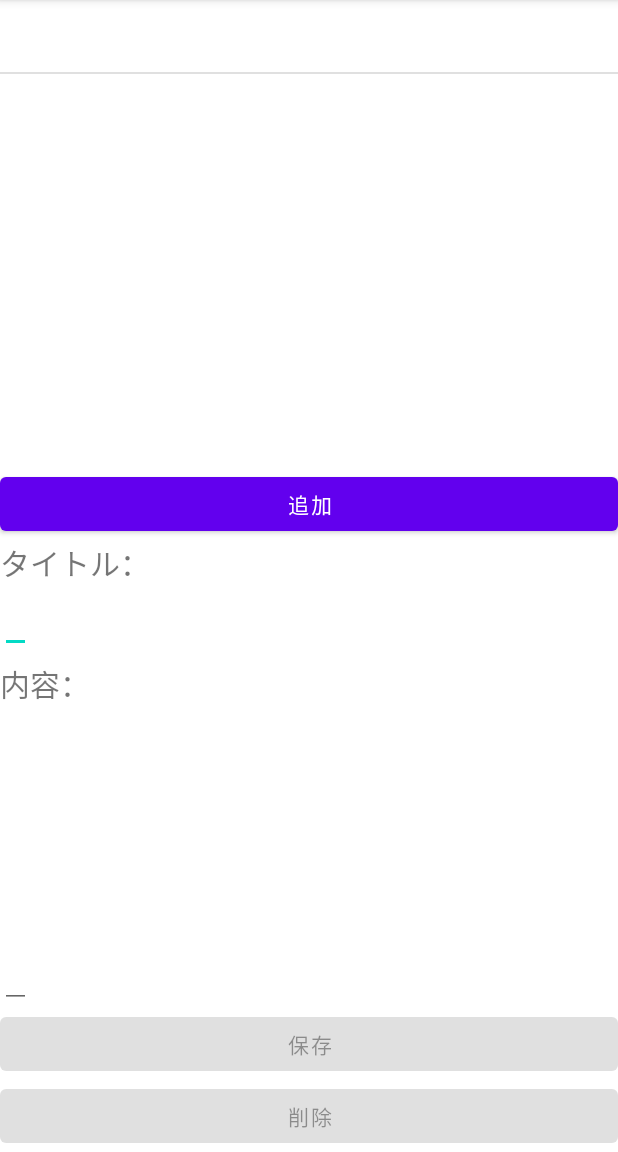
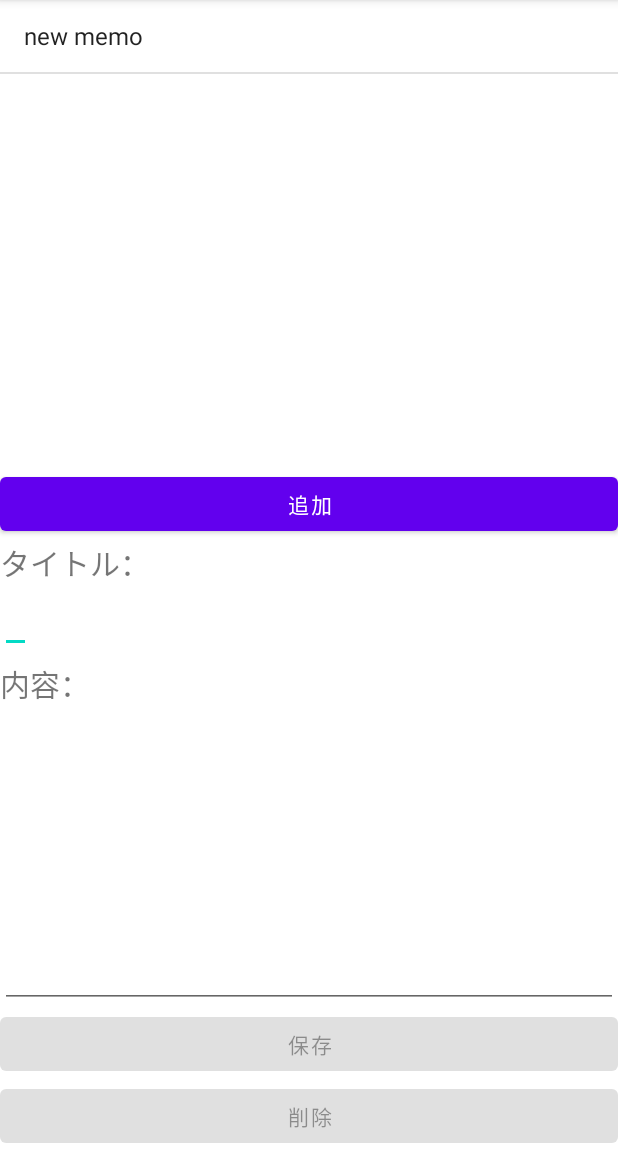
Before and after one commit to c011825019/MemoApplication, an Android app: the screen it shows after launch (MainActivity), after a tap on "保存", on a phone screen of 412 x 824 dp, the part 84-1236 px from its top. Run offline under Robolectric (Android 15) with nearby library versions, the phone set to English and light mode, and no system bars; 1 other tap on this screen came first.

Commit message:
保存機能修正

```diff
--- a/app/src/main/java/com/example/memoapplication/MainActivity.java
+++ b/app/src/main/java/com/example/memoapplication/MainActivity.java
@@ -82,7 +82,7 @@ public class MainActivity extends AppCompatActivity {
             String sql = "SELECT _id, name FROM notememo";
             Cursor cursor = db.rawQuery(sql, null);
             String[] from = {"name"};
-            int[] to = {android.R.id.text2};
+            int[] to = {android.R.id.text1};
             SimpleCursorAdapter simpleCursorAdapter = new SimpleCursorAdapter(this, android.R.layout.simple_list_item_1, cursor, from, to, 0);
             lvMemoList.setAdapter(simpleCursorAdapter);
         }
--- a/app/src/main/res/layout/activity_main.xml
+++ b/app/src/main/res/layout/activity_main.xml
@@ -39,7 +39,7 @@
 
     <EditText
         android:id="@+id/etNote"
-        android:layout_width="wrap_content"
+        android:layout_width="match_parent"
         android:layout_height="0dp"
         android:layout_weight="0.4"
         android:gravity="top"
```
